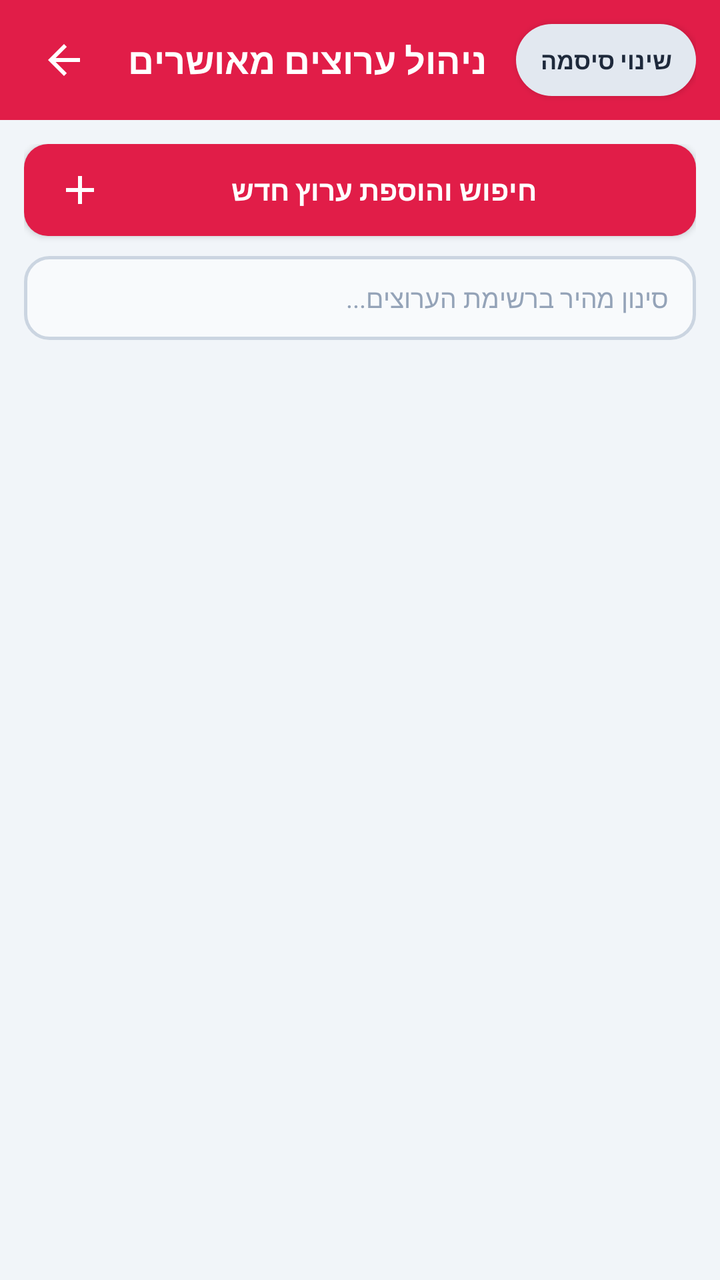
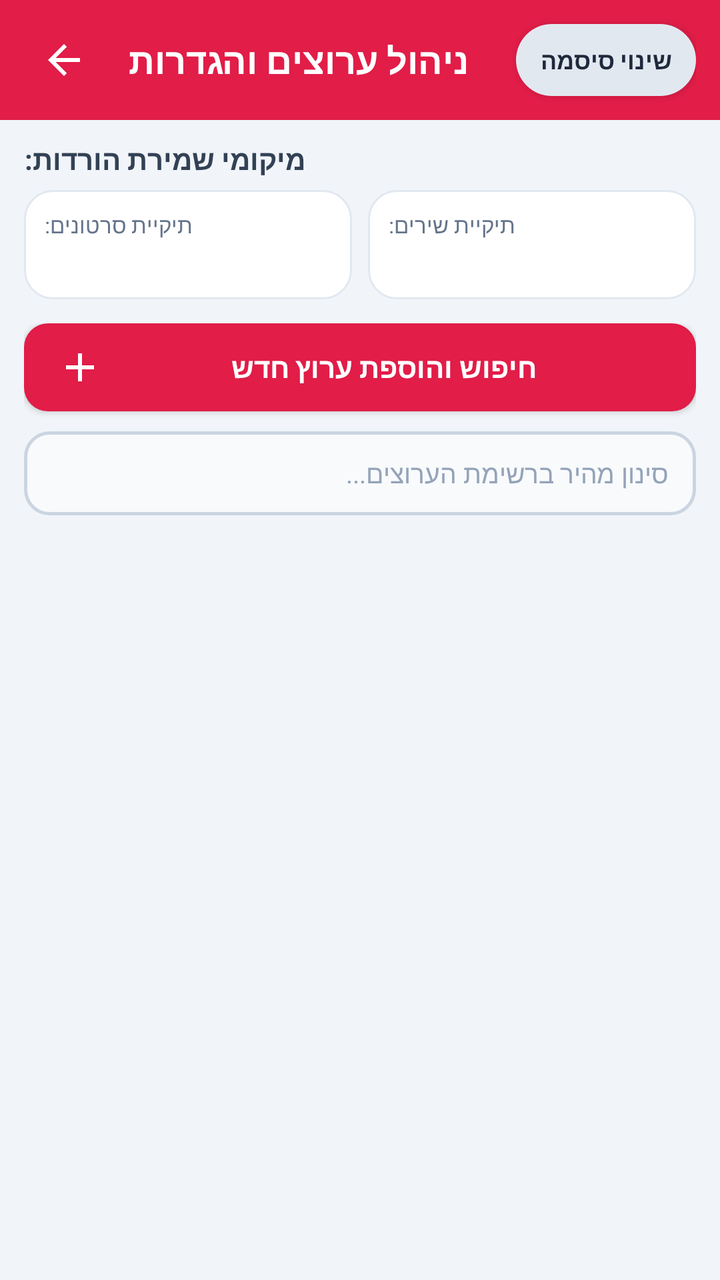

An Android layout rendered at two revisions. The XML below is the earlier revision; the diff shows what the commit changed to produce the second picture.
<!-- AndroidManifest.xml: application theme android:Theme.Material.Light.NoActionBar -->
<!-- res/layout/activity_settings.xml -->
<?xml version="1.0" encoding="utf-8"?>
<LinearLayout xmlns:android="http://schemas.android.com/apk/res/android"
    android:layout_width="match_parent"
    android:layout_height="match_parent"
    android:background="#F1F5F9"
    android:orientation="vertical">

    
    <RelativeLayout
        android:layout_width="match_parent"
        android:layout_height="60dp"
        android:background="#E11D48"
        android:paddingStart="12dp"
        android:paddingEnd="12dp">

        <ImageButton
            android:id="@+id/btnBack"
            android:layout_width="40dp"
            android:layout_height="40dp"
            android:layout_centerVertical="true"
            android:background="?android:attr/selectableItemBackgroundBorderless"
            android:contentDescription="חזור"
            android:src="@drawable/ic_back" />

        <TextView
            android:layout_width="wrap_content"
            android:layout_height="wrap_content"
            android:layout_centerVertical="true"
            android:layout_marginStart="12dp"
            android:layout_toEndOf="@id/btnBack"
            android:text="@string/settings_title"
            android:textColor="#FFFFFF"
            android:textSize="18sp"
            android:textStyle="bold" />

        <Button
            android:id="@+id/btnChangePass"
            android:layout_width="wrap_content"
            android:layout_height="36dp"
            android:layout_alignParentEnd="true"
            android:layout_centerVertical="true"
            android:background="@drawable/bg_chip_inactive"
            android:paddingStart="12dp"
            android:paddingEnd="12dp"
            android:text="@string/btn_change_pass"
            android:textColor="#1E293B"
            android:textSize="12sp"
            android:textStyle="bold" />
    </RelativeLayout>

    
    <LinearLayout
        android:layout_width="match_parent"
        android:layout_height="wrap_content"
        android:orientation="vertical"
        android:padding="12dp">

        <Button
            android:id="@+id/btnAddCustomChannel"
            android:layout_width="match_parent"
            android:layout_height="46dp"
            android:background="@drawable/bg_button"
            android:drawableStart="@drawable/ic_add"
            android:gravity="center"
            android:paddingStart="16dp"
            android:paddingEnd="16dp"
            android:text="@string/btn_add_custom"
            android:textColor="#FFFFFF"
            android:textSize="14sp"
            android:textStyle="bold" />

        <EditText
            android:id="@+id/etSearchChannels"
            android:layout_width="match_parent"
            android:layout_height="42dp"
            android:layout_marginTop="10dp"
            android:background="@drawable/bg_input"
            android:hint="@string/search_channels_hint"
            android:imeOptions="actionSearch"
            android:inputType="text"
            android:paddingStart="14dp"
            android:paddingEnd="14dp"
            android:textColor="#1E293B"
            android:textColorHint="#94A3B8"
            android:textSize="13sp" />
    </LinearLayout>

    
    <HorizontalScrollView
        android:layout_width="match_parent"
        android:layout_height="wrap_content"
        android:clipToPadding="false"
        android:paddingStart="12dp"
        android:paddingEnd="12dp"
        android:scrollbars="none">

        <LinearLayout
            android:id="@+id/llCategoryChips"
            android:layout_width="wrap_content"
            android:layout_height="wrap_content"
            android:orientation="horizontal"
            android:paddingBottom="8dp" />
    </HorizontalScrollView>

    
    <ListView
        android:id="@+id/lvSettingsChannels"
        android:layout_width="match_parent"
        android:layout_height="0dp"
        android:layout_weight="1"
        android:divider="@null"
        android:dividerHeight="8dp"
        android:padding="12dp" />

</LinearLayout>
<!-- resources referenced by this layout -->
<resources>
  <!-- drawable bg_button (drawable) -->
  <?xml version="1.0" encoding="utf-8"?>
  <shape xmlns:android="http://schemas.android.com/apk/res/android"
      android:shape="rectangle">
      <solid android:color="#E11D48" />
      <corners android:radius="12dp" />
  </shape>
  <!-- drawable bg_chip_inactive (drawable) -->
  <?xml version="1.0" encoding="utf-8"?>
  <shape xmlns:android="http://schemas.android.com/apk/res/android"
      android:shape="rectangle">
      <solid android:color="#E2E8F0" />
      <corners android:radius="20dp" />
  </shape>
  <!-- drawable bg_input (drawable) -->
  <?xml version="1.0" encoding="utf-8"?>
  <shape xmlns:android="http://schemas.android.com/apk/res/android"
      android:shape="rectangle">
      <solid android:color="#F8FAFC" />
      <corners android:radius="12dp" />
      <stroke
          android:width="1.5dp"
          android:color="#CBD5E1" />
  </shape>
  <!-- drawable ic_add (drawable) -->
  <vector xmlns:android="http://schemas.android.com/apk/res/android"
      android:width="24dp"
      android:height="24dp"
      android:viewportWidth="24"
      android:viewportHeight="24">
      <path
          android:fillColor="#FFFFFF"
          android:pathData="M19,13h-6v6h-2v-6H5v-2h6V5h2v6h6v2z"/>
  </vector>
  <!-- drawable ic_back (drawable) -->
  <vector xmlns:android="http://schemas.android.com/apk/res/android"
      android:width="24dp"
      android:height="24dp"
      android:viewportWidth="24"
      android:viewportHeight="24">
      <path
          android:fillColor="#FFFFFF"
          android:pathData="M20,11H7.83l5.59,-5.59L12,4l-8,8 8,8 1.41,-1.41L7.83,13H20v-2z"/>
  </vector>
  <string name="btn_add_custom">חיפוש והוספת ערוץ חדש</string>
  <string name="btn_change_pass">שינוי סיסמה</string>
  <string name="search_channels_hint">סינון מהיר ברשימת הערוצים...</string>
  <string name="settings_title">ניהול ערוצים מאושרים</string>
</resources>

<!-- the commit's change to res/layout/activity_settings.xml (unified diff, before → after) -->
@@ -53,12 +53,100 @@
         android:layout_width="match_parent"
         android:layout_height="wrap_content"
         android:orientation="vertical"
+        android:paddingStart="12dp"
+        android:paddingTop="10dp"
+        android:paddingEnd="12dp">
+
+        <TextView
+            android:layout_width="wrap_content"
+            android:layout_height="wrap_content"
+            android:layout_marginBottom="6dp"
+            android:text="@string/settings_downloads_header"
+            android:textColor="#334155"
+            android:textSize="14sp"
+            android:textStyle="bold" />
+
+        <LinearLayout
+            android:layout_width="match_parent"
+            android:layout_height="wrap_content"
+            android:orientation="horizontal">
+
+            
+            <LinearLayout
+                android:id="@+id/llVideoFolderOption"
+                android:layout_width="0dp"
+                android:layout_height="wrap_content"
+                android:layout_weight="1"
+                android:background="@drawable/bg_card"
+                android:clickable="true"
+                android:focusable="true"
+                android:orientation="vertical"
+                android:padding="10dp">
+
+                <TextView
+                    android:layout_width="wrap_content"
+                    android:layout_height="wrap_content"
+                    android:text="@string/folder_videos_label"
+                    android:textColor="#64748B"
+                    android:textSize="11sp" />
+
+                <TextView
+                    android:id="@+id/tvVideoFolderValue"
+                    android:layout_width="wrap_content"
+                    android:layout_height="wrap_content"
+                    android:layout_marginTop="2dp"
+                    android:ellipsize="end"
+                    android:maxLines="1"
+                    android:textColor="#E11D48"
+                    android:textSize="13sp"
+                    android:textStyle="bold" />
+            </LinearLayout>
+
+            
+            <LinearLayout
+                android:id="@+id/llAudioFolderOption"
+                android:layout_width="0dp"
+                android:layout_height="wrap_content"
+                android:layout_marginStart="8dp"
+                android:layout_weight="1"
+                android:background="@drawable/bg_card"
+                android:clickable="true"
+                android:focusable="true"
+                android:orientation="vertical"
+                android:padding="10dp">
+
+                <TextView
+                    android:layout_width="wrap_content"
+                    android:layout_height="wrap_content"
+                    android:text="@string/folder_audio_label"
+                    android:textColor="#64748B"
+                    android:textSize="11sp" />
+
+                <TextView
+                    android:id="@+id/tvAudioFolderValue"
+                    android:layout_width="wrap_content"
+                    android:layout_height="wrap_content"
+                    android:layout_marginTop="2dp"
+                    android:ellipsize="end"
+                    android:maxLines="1"
+                    android:textColor="#E11D48"
+                    android:textSize="13sp"
+                    android:textStyle="bold" />
+            </LinearLayout>
+        </LinearLayout>
+    </LinearLayout>
+
+    
+    <LinearLayout
+        android:layout_width="match_parent"
+        android:layout_height="wrap_content"
+        android:orientation="vertical"
         android:padding="12dp">
 
         <Button
             android:id="@+id/btnAddCustomChannel"
             android:layout_width="match_parent"
-            android:layout_height="46dp"
+            android:layout_height="44dp"
             android:background="@drawable/bg_button"
             android:drawableStart="@drawable/ic_add"
             android:gravity="center"
<!-- resource entries referenced after the edit -->
@@ -6,6 +6,16 @@
       android:shape="rectangle">
       <solid android:color="#E11D48" />
       <corners android:radius="12dp" />
+  </shape>
+  <!-- drawable bg_card (drawable) -->
+  <?xml version="1.0" encoding="utf-8"?>
+  <shape xmlns:android="http://schemas.android.com/apk/res/android"
+      android:shape="rectangle">
+      <solid android:color="#FFFFFF" />
+      <corners android:radius="14dp" />
+      <stroke
+          android:width="1dp"
+          android:color="#E2E8F0" />
   </shape>
   <!-- drawable bg_chip_inactive (drawable) -->
   <?xml version="1.0" encoding="utf-8"?>
@@ -46,7 +56,10 @@
   </vector>
   <string name="btn_add_custom">חיפוש והוספת ערוץ חדש</string>
   <string name="btn_change_pass">שינוי סיסמה</string>
+  <string name="folder_audio_label">תיקיית שירים:</string>
+  <string name="folder_videos_label">תיקיית סרטונים:</string>
   <string name="search_channels_hint">סינון מהיר ברשימת הערוצים...</string>
-  <string name="settings_title">ניהול ערוצים מאושרים</string>
+  <string name="settings_downloads_header">מיקומי שמירת הורדות:</string>
+  <string name="settings_title">ניהול ערוצים והגדרות</string>
 </resources>
 
